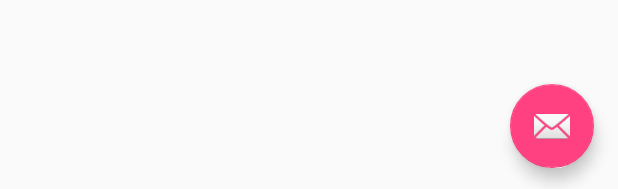
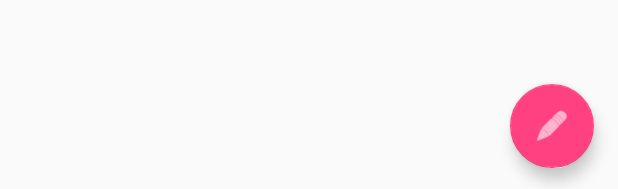
Before and after one commit to hylbrian/PhotoBucket, an Android app: the layout activity_photo_bucket_detail.xml on its own in the app's theme, with its tools: preview values and no code run, on a phone screen of 412 x 824 dp. Shown: the part 1044-1233 px from the top of the screen. Run offline under Robolectric (Android 15) with nearby library versions, the phone set to English and light mode, and no system bars.

```diff
--- a/app/src/main/res/layout/activity_photo_bucket_detail.xml
+++ b/app/src/main/res/layout/activity_photo_bucket_detail.xml
@@ -28,6 +28,7 @@
         android:layout_height="wrap_content"
         android:layout_gravity="bottom|end"
         android:layout_margin="@dimen/fab_margin"
-        app:srcCompat="@android:drawable/ic_dialog_email" />
+        android:tint="@android:color/white"
+        app:srcCompat="@android:drawable/ic_menu_edit" />
 
 </android.support.design.widget.CoordinatorLayout>
--- a/app/src/main/res/layout/content_photo_bucket_detail.xml
+++ b/app/src/main/res/layout/content_photo_bucket_detail.xml
@@ -1,11 +1,40 @@
 <?xml version="1.0" encoding="utf-8"?>
-<android.support.constraint.ConstraintLayout xmlns:android="http://schemas.android.com/apk/res/android"
+<LinearLayout
+    xmlns:android="http://schemas.android.com/apk/res/android"
     xmlns:app="http://schemas.android.com/apk/res-auto"
     xmlns:tools="http://schemas.android.com/tools"
     android:layout_width="match_parent"
+    android:orientation="vertical"
     android:layout_height="match_parent"
+    android:padding="20dp"
     app:layout_behavior="@string/appbar_scrolling_view_behavior"
     tools:context=".PhotoBucketDetailActivity"
     tools:showIn="@layout/activity_photo_bucket_detail">
 
-</android.support.constraint.ConstraintLayout>
+    <ImageView
+        android:id="@+id/detail_image"
+        android:layout_width="match_parent"
+        android:layout_height="wrap_content"
+        />
+
+
+
+    <TextView
+        android:id="@+id/detail_caption"
+        android:textColor="@android:color/black"
+        android:textSize="20sp"
+        android:layout_margin="20dp"
+        android:gravity="center"
+        android:layout_width="match_parent"
+        android:layout_height="wrap_content"
+        />
+
+
+
+
+
+
+
+
+
+</LinearLayout>
```
Also changed, not shown: app/src/main/java/ie/ul/brianhyland/photobucket/MainActivity.java (+0 -20 lines), app/src/main/java/ie/ul/brianhyland/photobucket/PhotoBucketAdapter.java (+31 -6 lines), app/src/main/java/ie/ul/brianhyland/photobucket/PhotoBucketDetailActivity.java (+43 -0 lines), app/src/main/res/menu/menu_main.xml (+4 -3 lines).
